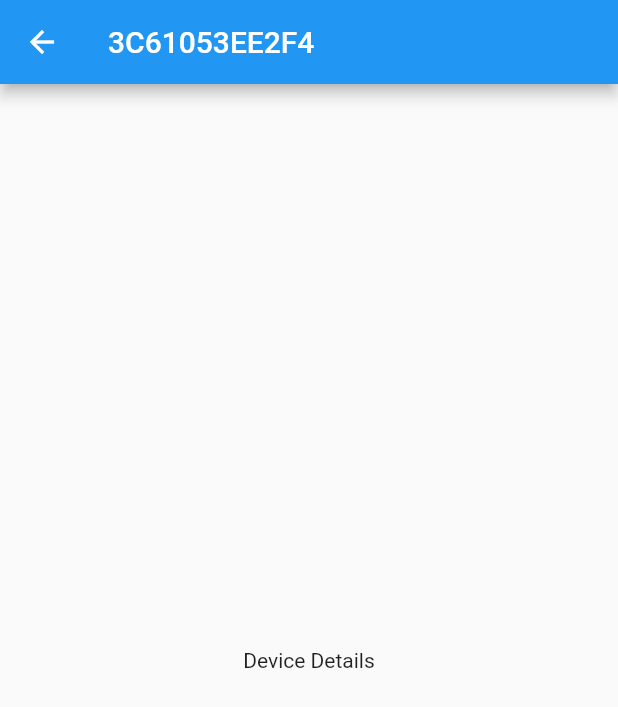
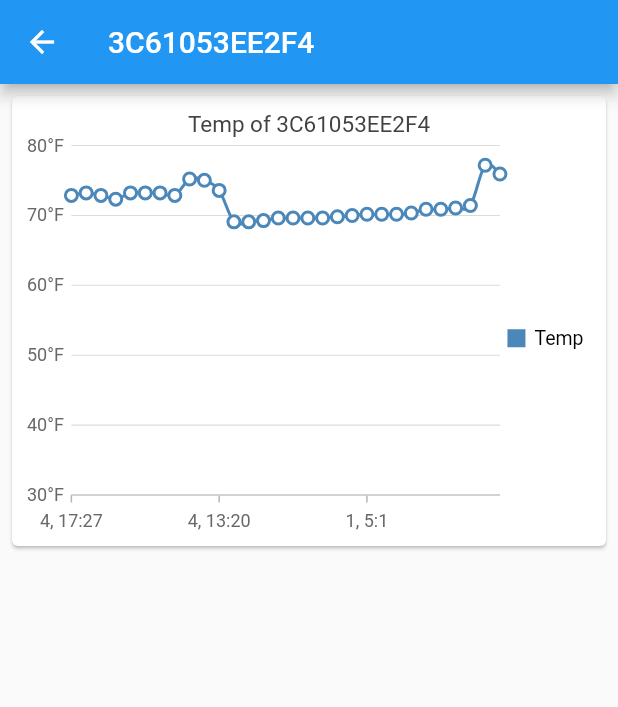
Before and after one commit to c1scok1d/moisture_monitor_2.0, a Flutter app: the HomePage screen opened directly, after a tap on an icon or button, on a phone screen of 412 x 824 dp. Shown: the top 707 px of the screen. Run offline on Flutter 3.47's test engine with Material 2 defaults, Android fonts, the phone set to English and light mode, and no system bars; our stand-ins replace firebase_auth, firebase_core, flutter_secure_storage, flutter_svg, google_sign_in, intl_phone_number_input and 4 more; missing offline and left inert: flutter_facebook_auth; accounts and stored records are empty.

Commit message:
Temp setup

```diff
--- a/lib/data/device_record.dart
+++ b/lib/data/device_record.dart
@@ -1,3 +1,4 @@
+import 'package:syncfusion_flutter_charts/charts.dart';
 class DeviceRecord{
   String? id;
   String? sensor;
@@ -7,6 +8,8 @@ class DeviceRecord{
   String? moisture;
   String? readingTime;
   String? name;
+
+
 
   DeviceRecord(
       {this.id,
@@ -27,6 +30,10 @@ class DeviceRecord{
     readingTime = json['reading_time'];
   }
 
+  String getGraphTime(){
+    return DateTime.parse(readingTime!).day.toString() + ", " + DateTime.parse(readingTime!).hour.toString() + ":" + DateTime.parse(readingTime!).minute.toString();
+  }
+
   Map<String, dynamic> toJson() {
     final Map<String, dynamic> data = <String, dynamic>{};
     data['id'] = id;
@@ -39,3 +46,23 @@ class DeviceRecord{
     return data;
   }
 }
+
+class ChartData{
+  List<DeviceRecord>? deviceRecords;
+
+  ChartData({this.deviceRecords});
+
+
+
+  List<SplineSeries<DeviceRecord, String>>? getSpineTempData(){
+    return <SplineSeries<DeviceRecord, String>>[
+      SplineSeries<DeviceRecord, String>(
+        dataSource: deviceRecords!,
+        xValueMapper: (DeviceRecord d, _) => d.getGraphTime(),
+        yValueMapper: (DeviceRecord d, _) => num.tryParse(d.temp!),
+        markerSettings: const MarkerSettings(isVisible: true),
+        name: 'Temp',
+      ),
+    ];
+  }
+}
--- a/lib/screens/device_details.dart
+++ b/lib/screens/device_details.dart
@@ -1,5 +1,7 @@
 import 'package:flutter/material.dart';
 import 'package:rodland_farms/data/device_record.dart';
+import 'package:rodland_farms/data/dummy.dart';
+import 'package:syncfusion_flutter_charts/charts.dart';
 
 class DeviceDetailsScreen extends StatefulWidget {
   late DeviceRecord deviceRecord;
@@ -11,6 +13,11 @@ class DeviceDetailsScreen extends StatefulWidget {
 }
 
 class _DeviceDetailsScreenState extends State<DeviceDetailsScreen> {
+
+  initState() {
+    super.initState();
+  }
+
   @override
   Widget build(BuildContext context) {
     return Scaffold(
@@ -21,8 +28,41 @@ class _DeviceDetailsScreenState extends State<DeviceDetailsScreen> {
           onPressed: () => Navigator.pop(context),
         ),
       ),
-      body: Center(
-        child: Text('Device Details'),
+      body: FutureBuilder<List<DeviceRecord>>(
+        future: Dummy().getRecords(widget.deviceRecord.name!),
+        builder: (context, snapshot) {
+          if (snapshot.hasData) {
+            return Column(
+              children: [
+                Card(
+                  margin: const EdgeInsets.all(8),
+                  child: SfCartesianChart(
+                    plotAreaBorderWidth: 0,
+                    title:
+                    ChartTitle(text: 'Temp of ${widget.deviceRecord.name}'),
+                    legend: Legend(isVisible: true),
+                    primaryXAxis: CategoryAxis(
+                        majorGridLines: const MajorGridLines(width: 0),
+                        labelPlacement: LabelPlacement.onTicks),
+                    primaryYAxis: NumericAxis(
+                        minimum: 30,
+                        maximum: 80,
+                        axisLine: const AxisLine(width: 0),
+                        edgeLabelPlacement: EdgeLabelPlacement.shift,
+                        labelFormat: '{value}°F',
+                        majorTickLines: const MajorTickLines(size: 0)),
+                    series: ChartData(deviceRecords: snapshot.data!)
+                        .getSpineTempData(),
+                    tooltipBehavior: TooltipBehavior(enable: true),
+                  ),
+                )
+
+              ],
+            );
+          } else {
+            return Center(child: CircularProgressIndicator());
+          }
+        },
       ),
     );
   }
--- a/pubspec.yaml
+++ b/pubspec.yaml
@@ -48,6 +48,7 @@ dependencies:
   intl_phone_number_input: ^0.7.0+2
   syncfusion_flutter_gauges: ^20.1.56
   timeago: ^3.2.2
+  syncfusion_flutter_charts: ^20.1.56
 
 dev_dependencies:
   flutter_test:
```
Also changed, not shown: pubspec.lock.
